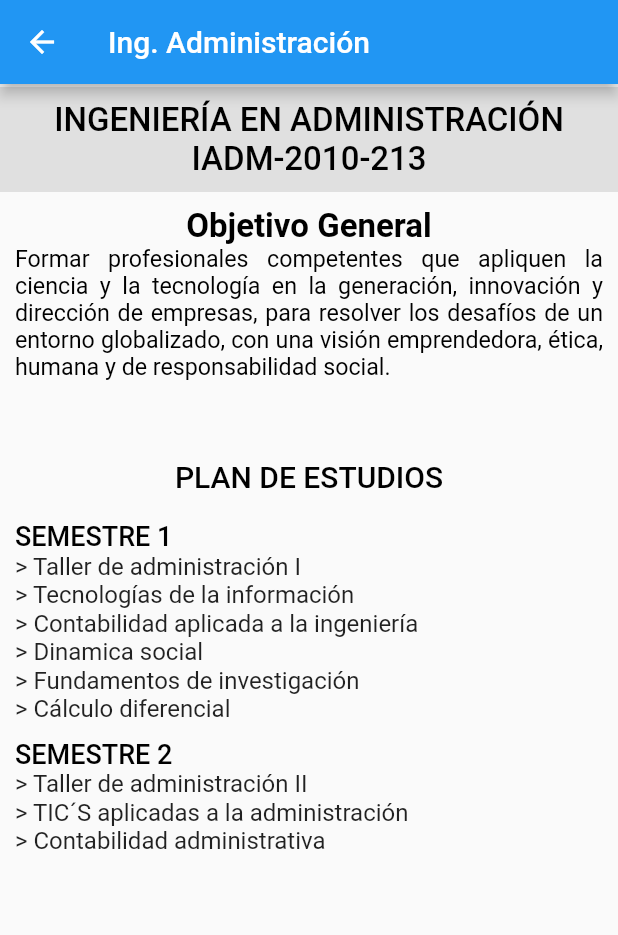
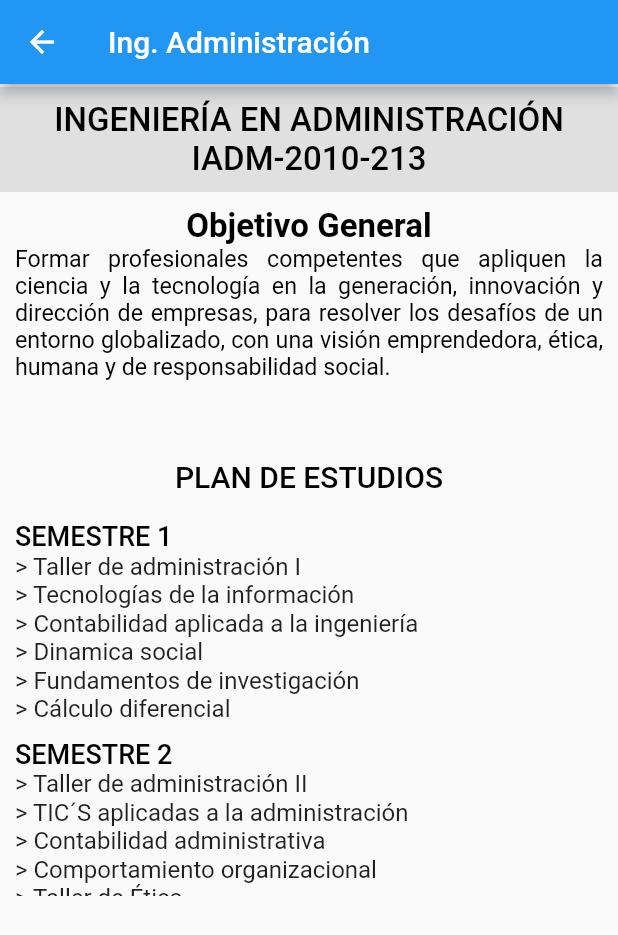
Before and after one commit to Jeryn61297/proyecto_itca, a Flutter app: the IngadmiPage screen opened directly, on a phone screen of 412 x 824 dp. Shown: the top 935 px of the screen. Run offline on Flutter 3.47's test engine with Material 2 defaults, Android fonts, the phone set to English and light mode, and no system bars.

Commit message:
correccion tamaño del listview

```diff
--- a/lib/src/pag/fold_carreras/ing_admi.dart
+++ b/lib/src/pag/fold_carreras/ing_admi.dart
@@ -91,7 +91,7 @@ Widget _Semestres() {
   return Padding(
     padding: EdgeInsets.symmetric(horizontal: 10, vertical: 9),
     child: Container(
-        height: 220,
+        height: 250,
         width: double.infinity,
         child: ListView(
           children: [
```
